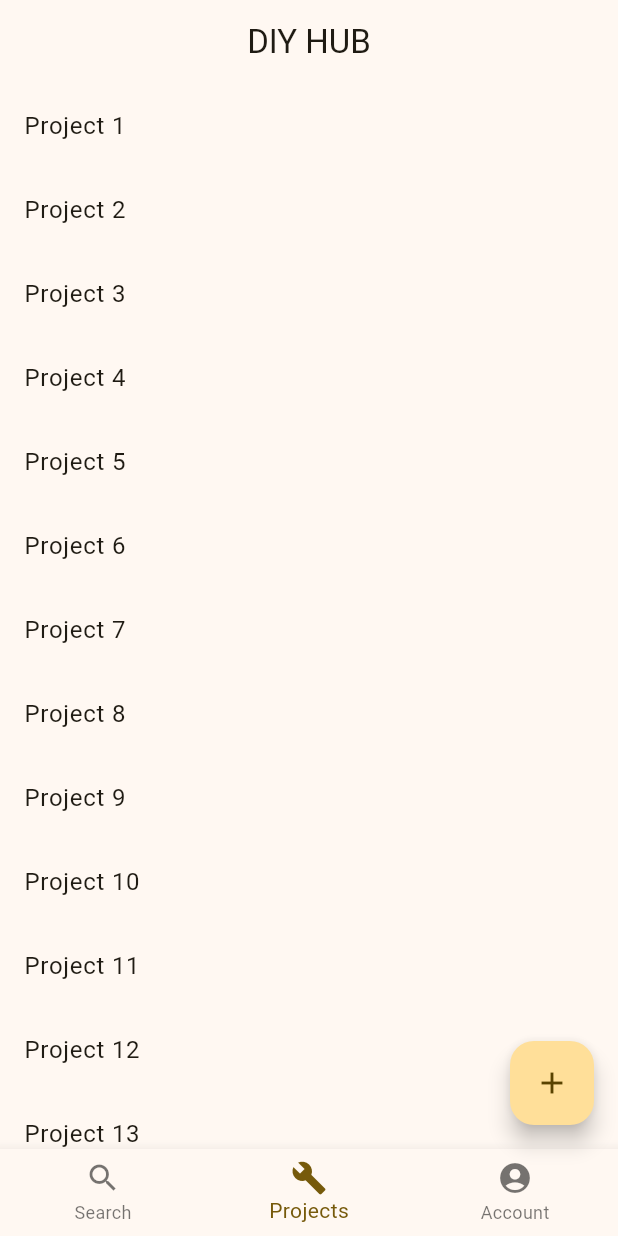
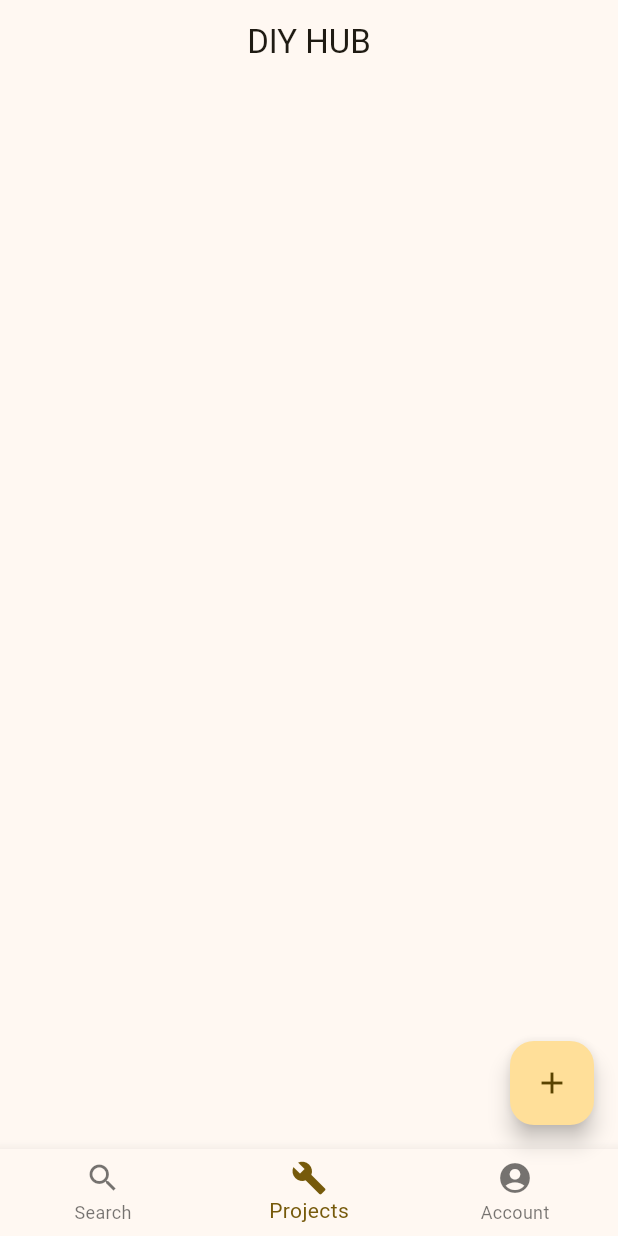
Before and after one commit to rational96/DiyHubApp, a Flutter app: the MainPage screen opened directly with empty values, on a phone screen of 412 x 824 dp. Run offline on Flutter 3.47's test engine with Material 3 defaults, Android fonts, the light colour scheme and no system bars; missing offline and left inert: mongo_dart.

Commit message:
fixed some issues implementing db on pages. currently login phase is done. trying to update user info everytime page is switched or when used. emulator works now with no issues, still unable to find why previous project stopped working.

```diff
--- a/diyhubapp/lib/createProjectPage.dart
+++ b/diyhubapp/lib/createProjectPage.dart
@@ -32,7 +32,7 @@ class _CreateProjectPageState extends State<CreateProjectPage> {
   Widget build(BuildContext context) {
     return Scaffold(
       appBar: AppBar(
-        title: const Text('DIY HUB'), // Consistent app bar title
+        title: const Text('DIY HUB'),
         centerTitle: true,
         backgroundColor: Theme.of(context).colorScheme.inversePrimary,
       ),
--- a/diyhubapp/lib/forgotPassword.dart
+++ b/diyhubapp/lib/forgotPassword.dart
@@ -1,3 +1,5 @@
+//unused
+
 import 'package:flutter/material.dart';
 
 
--- a/diyhubapp/lib/mainPage.dart
+++ b/diyhubapp/lib/mainPage.dart
@@ -14,10 +14,10 @@ class MainPage extends StatefulWidget {
 class _MainPageState extends State<MainPage> {
   int _selectedIndex = 1;
 
-  final List<Widget> _widgetOptions = [
-    SearchPage(),
-    ProjectPage(),
-    const AccountPage(),
+  late final List<Widget> _widgetOptions = [
+    SearchPage(user: widget.user),
+    ProjectPage(user: widget.user),
+    AccountPage(user: widget.user),
   ];
 
   void _onItemTapped(int index) {
--- a/diyhubapp/lib/projectPage.dart
+++ b/diyhubapp/lib/projectPage.dart
@@ -2,27 +2,26 @@ import 'displayProjectPage.dart';
 import 'package:flutter/material.dart';
 
 class ProjectPage extends StatelessWidget {
-  ProjectPage({Key? key}) : super(key: key);
+  ProjectPage({Key? key, required this.user}) : super(key: key);
+  final Map<String, dynamic> user;
 
-  // Example list of projects. Replace with your actual project data source.
-  final List<String> _projects = List.generate(50, (i) => 'Project ${i + 1}');
 
   @override
   Widget build(BuildContext context) {
+    List<String> userProjects = List<String>.from(user['projects'] as List);
     return ListView.builder(
-      itemCount: _projects.length,
+      itemCount: userProjects.length,
       itemBuilder: (context, index) {
         return ListTile(
-          title: Text(_projects[index]),
+          title: Text(userProjects[index]),
           onTap: () {
+            String projectName = userProjects[index];
             Navigator.push(
               context,
               MaterialPageRoute(
-                builder: (context) => const DisplayProjectPage()
+                builder: (context) => DisplayProjectPage(projectName: projectName)
               )
             );
-            // Handle project tapped
-            print('Tapped on project: ${_projects[index]}');
           },
         );
       },
--- a/diyhubapp/lib/searchPage.dart
+++ b/diyhubapp/lib/searchPage.dart
@@ -1,7 +1,8 @@
 import 'package:flutter/material.dart';
 
 class SearchPage extends StatelessWidget {
-  SearchPage({Key? key}) : super(key: key);
+  SearchPage({Key? key, required this.user}) : super(key: key);
+  final Map<String, dynamic> user;
   final TextEditingController _searchController = TextEditingController();
 
   // Example search results. Replace with actual data.
```
Also changed, not shown: diyhubapp/lib/accountPage.dart (+7 -7 lines), diyhubapp/lib/createAccount.dart (+40 -8 lines), diyhubapp/lib/displayProjectPage.dart (+3 -4 lines), diyhubapp/lib/login.dart (+7 -27 lines), diyhubapp/lib/main.dart (+1 -7 lines).
